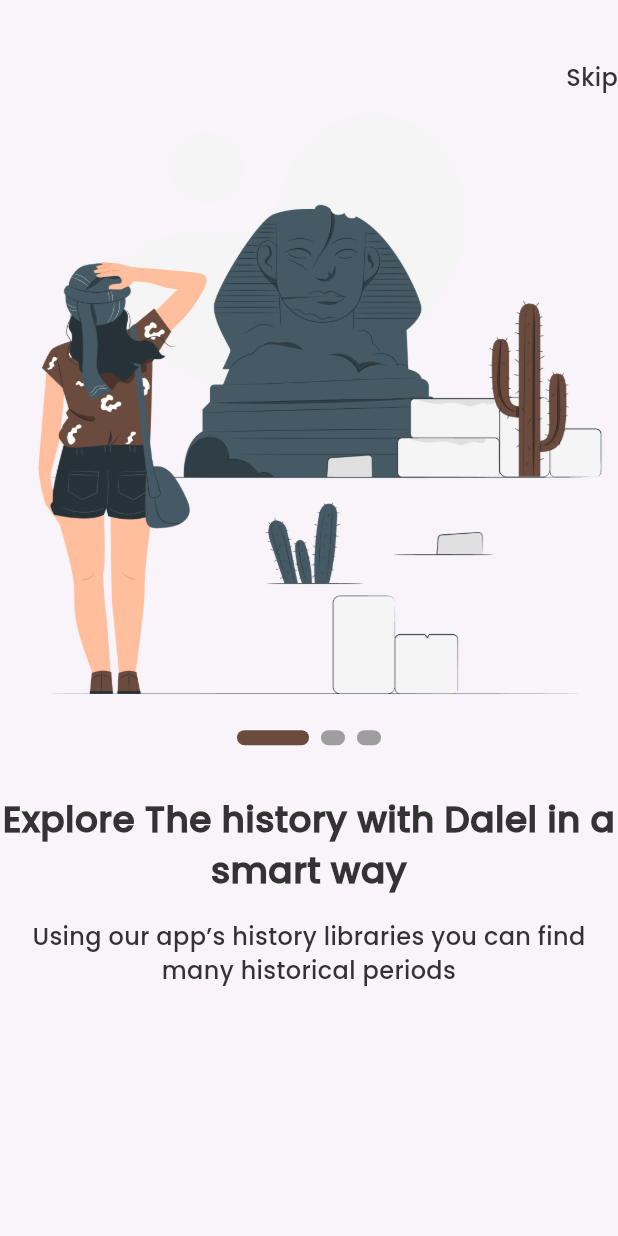
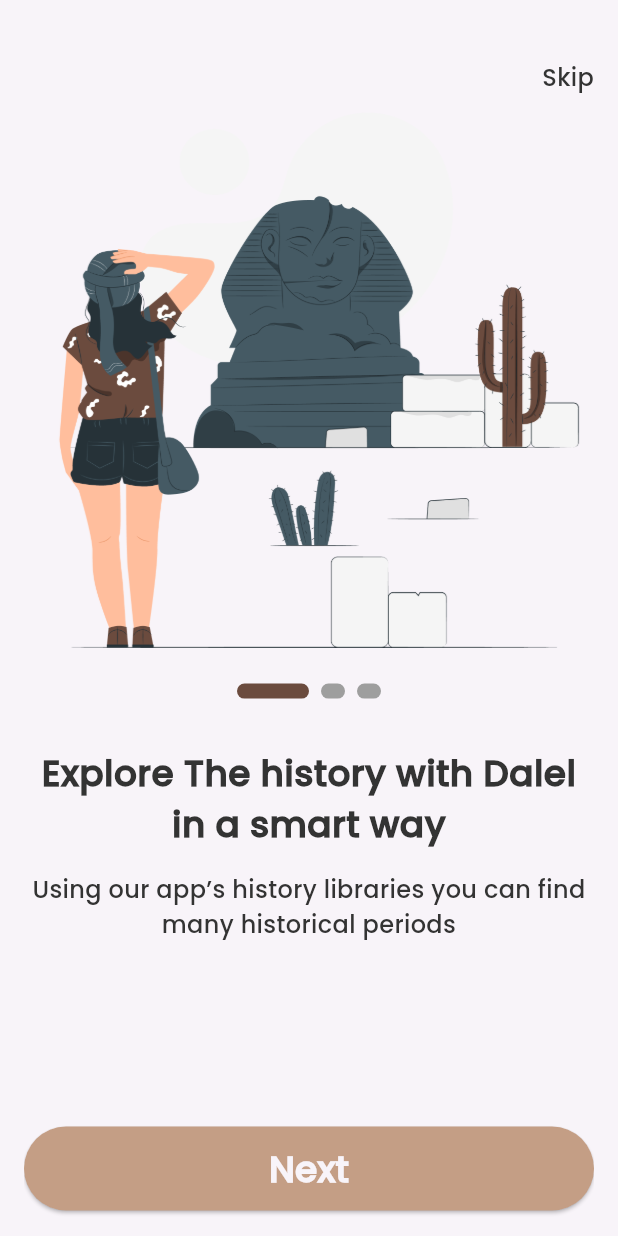
Before and after one commit to Kmpcy/dalel, a Flutter app: the screen it shows after launch, on a phone screen of 412 x 824 dp. Run offline on Flutter 3.47's test engine with Material 3 defaults, Android fonts, the phone set to English and light mode, and no system bars; drawn by our look-alikes of smooth_page_indicator; our stand-ins replace go_router.

Commit message:
added btn

```diff
--- a/lib/Features/OnBoarding/presentation/views/on_boarding_view.dart
+++ b/lib/Features/OnBoarding/presentation/views/on_boarding_view.dart
@@ -10,7 +10,9 @@ class OnBoardingView extends StatelessWidget {
   Widget build(BuildContext context) {
     return SafeArea(
       child: Scaffold(
-        body: Column(
+        body: Padding(
+          padding: const EdgeInsets.symmetric(horizontal: 16),
+          child: Column(
             children: [
               SizedBox(height: 40),
               Align(
@@ -26,6 +28,7 @@ class OnBoardingView extends StatelessWidget {
             ],
           ),
         ),
+      ),
     );
   }
 }
--- a/lib/Features/OnBoarding/presentation/widgets/on_boarding_body.dart
+++ b/lib/Features/OnBoarding/presentation/widgets/on_boarding_body.dart
@@ -1,5 +1,7 @@
 import 'package:dalel/Features/OnBoarding/presentation/widgets/custom_page_indicator.dart';
+import 'package:dalel/core/utlis/app_strings.dart';
 import 'package:dalel/core/utlis/app_text_styles.dart';
+import 'package:dalel/core/widgets/custom_btn.dart';
 import 'package:flutter/material.dart';
 
 class OnBoardingBody extends StatelessWidget {
@@ -30,6 +32,10 @@ class OnBoardingBody extends StatelessWidget {
                 style: AppStyles.poppins300style16,
                 textAlign: TextAlign.center,
               ),
+              Spacer(flex: 1),
+
+              CustomBtn(onPressed: () {}, text: AppStrings.next),
+              SizedBox(height: 17),
             ],
           );
         },
--- a/lib/core/widgets/custom_btn.dart
+++ b/lib/core/widgets/custom_btn.dart
@@ -0,0 +1,39 @@
+import 'package:dalel/core/utlis/app_colors.dart';
+import 'package:dalel/core/utlis/app_text_styles.dart';
+import 'package:flutter/material.dart';
+
+class CustomBtn extends StatelessWidget {
+  const CustomBtn({
+    super.key,
+    required this.onPressed,
+    required this.text,
+    this.color,
+  });
+  final void Function() onPressed;
+  final String text;
+  final Color? color;
+  @override
+  Widget build(BuildContext context) {
+    return SizedBox(
+      width: double.infinity,
+      height: 56,
+      child: ElevatedButton(
+        onPressed: onPressed,
+        style: ButtonStyle(
+          //   shape: MaterialStateProperty.all<RoundedRectangleBorder>(
+          //     RoundedRectangleBorder(borderRadius: BorderRadius.circular(8.0)),
+          //   ),
+          backgroundColor: MaterialStateProperty.all(
+            color ?? AppColors.primaryColor,
+          ),
+        ),
+        child: Text(
+          text,
+          style: AppStyles.poppins500style24.copyWith(
+            color: AppColors.offwhite,
+          ),
+        ),
+      ),
+    );
+  }
+}
```
Lines whose indentation alone changed are shown as unchanged.
